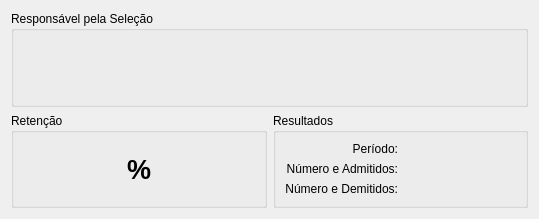
Qt form detalhesretencao.ui (fallomermo/SeverinoToolKit) before a commit.
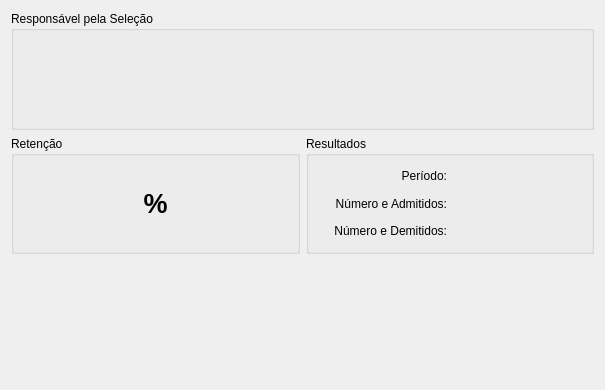
The same form after that commit.

Diff of the .ui file:
```diff
--- a/detalhesretencao.ui
+++ b/detalhesretencao.ui
@@ -6,8 +6,8 @@
    <rect>
     <x>0</x>
     <y>0</y>
-    <width>539</width>
-    <height>219</height>
+    <width>605</width>
+    <height>390</height>
    </rect>
   </property>
   <property name="windowTitle">
@@ -149,6 +149,9 @@
      </layout>
     </widget>
    </item>
+   <item row="2" column="0" colspan="2">
+    <widget class="QWidget" name="chartView" native="true"/>
+   </item>
   </layout>
  </widget>
  <resources/>
```
Left out of the diff: 52 changed lines with no effect on the pictures.
